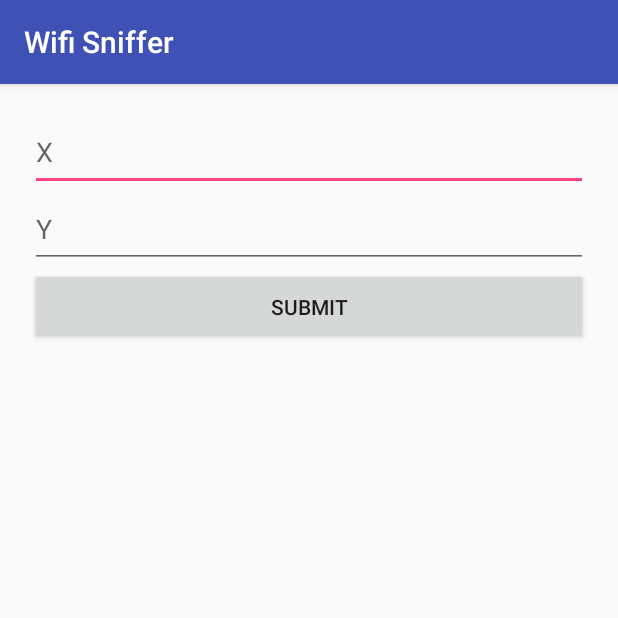
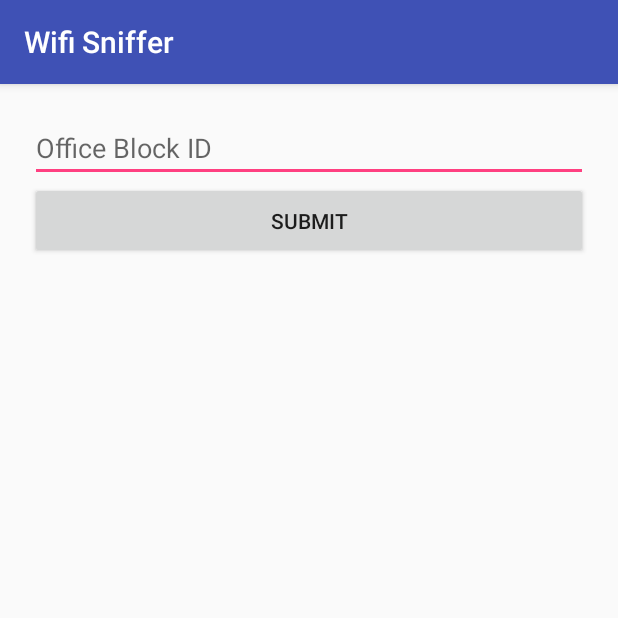
Before and after one commit to MoonfaceRainbowGun/MFRG2, an Android app: the screen it shows after launch (MainActivity), after a tap on "SUBMIT", on a phone screen of 412 x 824 dp, the top half of it. Run offline under Robolectric (Android 15) with nearby library versions, the phone set to English and light mode, and no system bars.

Commit message:
Android: add callback toast for response

```diff
--- a/Android/WifiSniffer/app/src/main/java/com/mfrg/liujq/wifisniffer/MainActivity.java
+++ b/Android/WifiSniffer/app/src/main/java/com/mfrg/liujq/wifisniffer/MainActivity.java
@@ -10,6 +10,8 @@ import android.net.wifi.ScanResult;
 import android.net.wifi.WifiManager;
 import android.os.Build;
 import android.os.Bundle;
+import android.os.Looper;
+import android.os.Handler;
 import android.support.v7.app.AppCompatActivity;
 import android.util.Log;
 import android.view.View;
@@ -42,21 +44,23 @@ public class MainActivity extends AppCompatActivity {
     private int size;
     private WifiListReceiver wifiReceiver;
     private static final int PERMISSIONS_REQUEST_CODE_ACCESS_COARSE_LOCATION = 1001;
-    private int x;
-    private int y;
+    private String blkId;
     private OkHttpClient client;
     private String responseBody;
-
+    private Context mainContext;
+    private Toast httpToast;
 
     @Override
     protected void onCreate(Bundle savedInstanceState) {
         super.onCreate(savedInstanceState);
         setContentView(R.layout.activity_main);
 
+        mainContext = this;
         wifiReceiver = new WifiListReceiver();
         mainWifi = (WifiManager) getApplicationContext().getSystemService(Context.WIFI_SERVICE);
         arrayList = new ArrayList<WifiDataNetwork>();
         client = new OkHttpClient();
+        httpToast = new Toast(this);
         if (!mainWifi.isWifiEnabled()) {
             Toast.makeText(this, "wifi was not enabled", Toast.LENGTH_SHORT).show();
             mainWifi.setWifiEnabled(true);
@@ -64,8 +68,7 @@ public class MainActivity extends AppCompatActivity {
 
         registerReceiver(new BroadcastReceiver() {
             @Override
-            public void onReceive(Context c, Intent intent)
-            {
+            public void onReceive(Context c, Intent intent) {
                 results = mainWifi.getScanResults();
                 size = results.size();
             }
@@ -79,18 +82,29 @@ public class MainActivity extends AppCompatActivity {
             requestPermissions(new String[]{Manifest.permission.ACCESS_COARSE_LOCATION}, PERMISSIONS_REQUEST_CODE_ACCESS_COARSE_LOCATION);
         }
 
+        TextView blkIdView = (TextView) findViewById(R.id.blkId);
+        blkId = blkIdView.getText().toString();
+
+        if (blkId.equals("")) {
+            Toast.makeText(this, "Please enter Office Block ID!", Toast.LENGTH_SHORT).show();
+            return;
+        }
+
         arrayList.clear();
         registerReceiver(wifiReceiver, new IntentFilter(WifiManager.SCAN_RESULTS_AVAILABLE_ACTION));
         mainWifi.startScan();
         Toast.makeText(this, "Scanning WiFi ...", Toast.LENGTH_SHORT).show();
 
-        TextView pointX = (TextView) findViewById(R.id.pointX);
-        TextView pointY = (TextView) findViewById(R.id.pointY);
-        x = Integer.parseInt(pointX.getText().toString());
-        y = Integer.parseInt(pointY.getText().toString());
+        Log.v(TAG, "Wi-Fi Scan Results ... Count:" + size);
+    }
 
-        Log.v(TAG, "Wi-Fi Scan Results ... Count:" + size);
-        Toast.makeText(this, responseBody, Toast.LENGTH_SHORT).show();
+    public void httpCallback(Context context, String info){
+        new Handler(Looper.getMainLooper()).post(new Runnable() {
+            @Override
+            public void run() {
+                Toast.makeText(mainContext, responseBody, Toast.LENGTH_SHORT).show();
+            }
+        });
     }
 
     @Override
@@ -100,8 +114,6 @@ public class MainActivity extends AppCompatActivity {
             // TODO: What you want to do when it works or maybe .PERMISSION_DENIED if it works better
         }
     }
-
-
 
     class WifiListReceiver extends BroadcastReceiver {
 
@@ -131,13 +143,13 @@ public class MainActivity extends AppCompatActivity {
             size = arrayList.size();
 
             for (WifiDataNetwork wifi: arrayList) {
-                Log.v(TAG, "  SSID        =" + wifi.getSsid());
-                Log.v(TAG, "  BSSID       =" + wifi.getBssid());
-                Log.v(TAG, "  Level       =" + wifi.getRssi());
+                Log.v(TAG, "  SSID        = " + wifi.getSsid());
+                Log.v(TAG, "  BSSID       = " + wifi.getBssid());
+                Log.v(TAG, "  RSSI        = " + wifi.getRssi());
                 Log.v(TAG, "---------------");
             }
 
-            ReferencePoint rp = new ReferencePoint(x, y, arrayList);
+            ReferencePoint rp = new ReferencePoint(blkId, arrayList);
             final String rpJSON = rp.getJSON();
 
             Thread networkThread = new Thread(new Runnable() {
@@ -156,8 +168,9 @@ public class MainActivity extends AppCompatActivity {
             Request request = new Request.Builder().url(url).post(body).build();
             try {
                 Response response = client.newCall(request).execute();
-                responseBody = response.body().toString();
+                responseBody = response.body().string();
                 Log.v(TAG, "response: " + responseBody);
+                httpCallback(mainContext, responseBody);
             } catch (IOException e) {
                 Log.v(TAG, e.toString());
                 e.printStackTrace();
--- a/Android/WifiSniffer/app/src/main/res/layout/activity_main.xml
+++ b/Android/WifiSniffer/app/src/main/res/layout/activity_main.xml
@@ -15,31 +15,12 @@
         tools:layout_editor_absoluteY="0dp">
 
         <EditText
-            android:id="@+id/pointX"
+            android:id="@+id/blkId"
             android:layout_width="match_parent"
-            android:layout_height="51dp"
+            android:layout_height="wrap_content"
             android:ems="10"
-            android:hint="X"
-            android:inputType="number"
-            tools:layout_editor_absoluteX="36dp"
-            tools:layout_editor_absoluteY="88dp" />
-
-        <EditText
-            android:id="@+id/pointY"
-            android:layout_width="match_parent"
-            android:layout_height="51dp"
-            android:ems="10"
-            android:hint="Y"
-            android:inputType="number"
-            tools:layout_editor_absoluteX="210dp"
-            tools:layout_editor_absoluteY="88dp" />
-
-        <!--<Button-->
-            <!--android:id="@+id/buttonGetWifi"-->
-            <!--android:layout_width="match_parent"-->
-            <!--android:layout_height="wrap_content"-->
-            <!--android:onClick="getScanResult"-->
-            <!--android:text="Refresh Wifi" />-->
+            android:inputType="textPersonName"
+            android:hint="Office Block ID" />
 
         <Button
             android:id="@+id/buttonSubmit"
```
Also changed, not shown: Android/WifiSniffer/app/src/main/java/com/mfrg/liujq/wifisniffer/ReferencePoint.java (+3 -5 lines).
